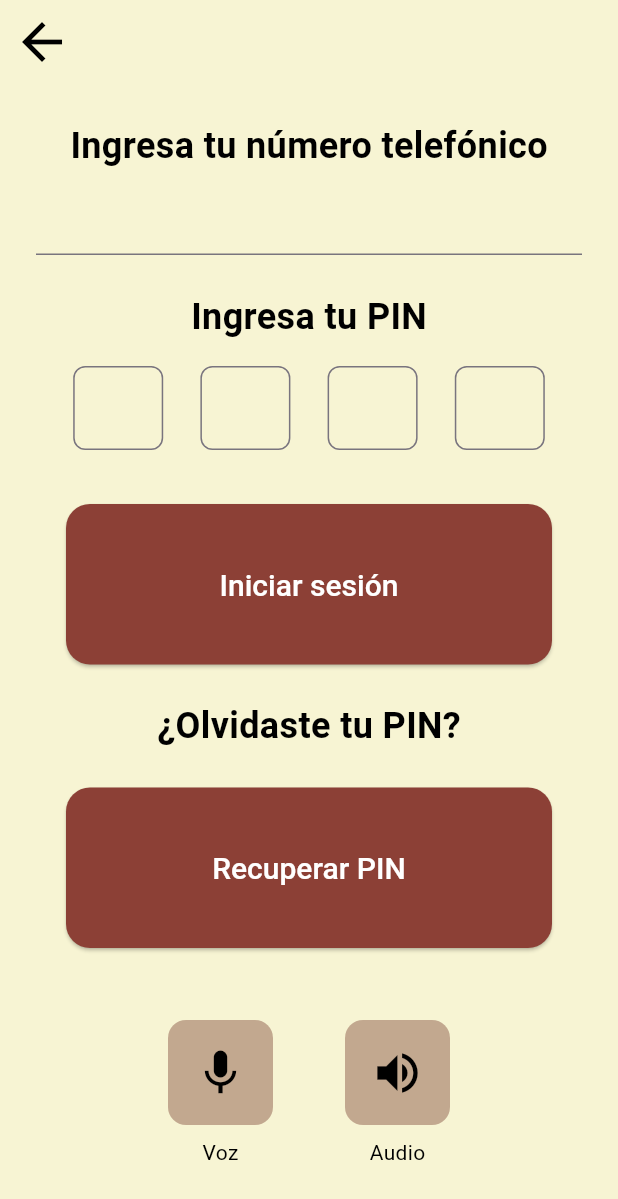
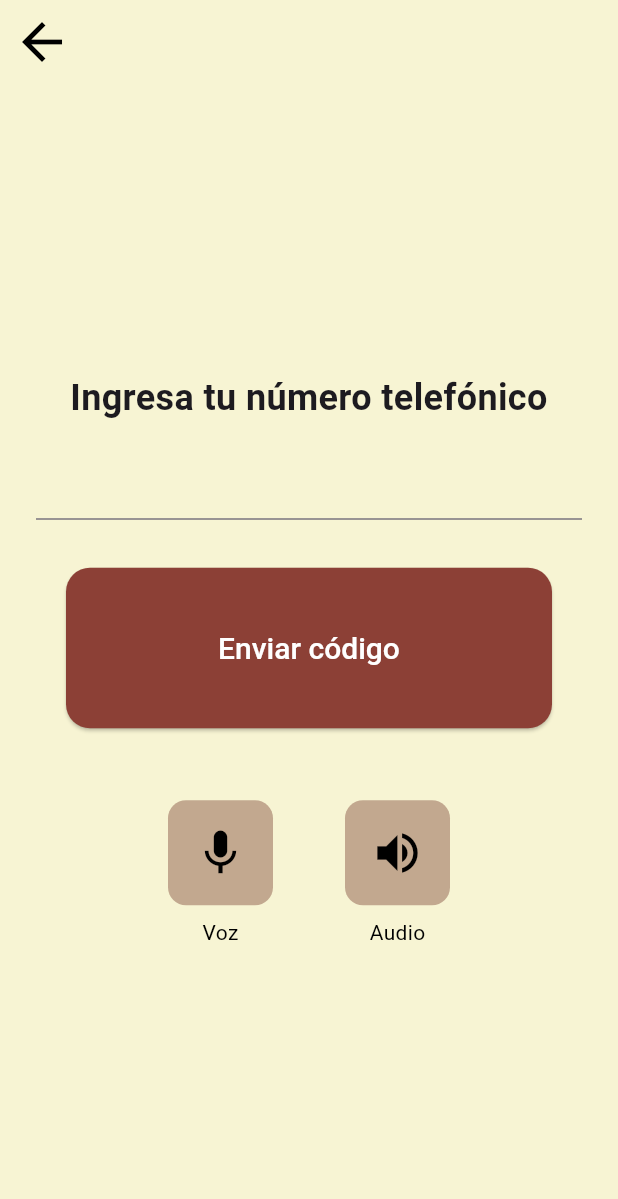
Before and after one commit to Esmeralda-RG/protectic, a Flutter app: the LoginScreen screen opened directly, after a tap on "Recuperar PIN", on a phone screen of 412 x 824 dp. Shown: the top 1199 px of the screen. Run offline on Flutter 3.47's test engine with Material 3 defaults, Android fonts, the phone set to English and light mode, and no system bars; our stand-ins replace flutter_tts, percent_indicator, permission_handler, speech_to_text; Roboto replaces fonts that are missing (Arial).

Commit message:
feat: Implement recovery PIN flow with new screens and navigation

```diff
--- a/frontend/lib/screens/login_screen.dart
+++ b/frontend/lib/screens/login_screen.dart
@@ -1,6 +1,7 @@
 import 'package:flutter/material.dart';
 import 'package:flutter/services.dart';
 import 'package:http/http.dart' as http;
+import 'package:protectic/screens/recover_pin/recover_pin_screen.dart';
 import 'dart:convert';
 
 import '../widgets/custom_home_button.dart';
@@ -191,7 +192,17 @@ class _LoginScreenState extends State<LoginScreen> {
                       ),
                     ),
                     const SizedBox(height: 24),
-                    CustomHomeButton(text: 'Recuperar PIN', onPressed: () {}),
+                    CustomHomeButton(
+                      text: 'Recuperar PIN',
+                      onPressed: () {
+                        Navigator.push(
+                          context,
+                          MaterialPageRoute(
+                            builder: (_) => const RecoverPinScreen(),
+                          ),
+                        );
+                      },
+                    ),
                     const SizedBox(height: 48),
                     const AudioVoiceControls(),
                   ],
--- /dev/null
+++ b/frontend/lib/screens/recover_pin/recover_pin_screen.dart
@@ -0,0 +1,84 @@
+import 'package:flutter/material.dart';
+import 'package:flutter/services.dart';
+import 'package:protectic/screens/recover_pin/verify_code_screen.dart';
+import 'package:protectic/widgets/audio_voice_controls.dart';
+import 'package:protectic/widgets/custom_home_button.dart';
+import 'package:protectic/widgets/section_title.dart';
+import 'package:protectic/widgets/underline_text_field.dart';
+
+class RecoverPinScreen extends StatefulWidget {
+  const RecoverPinScreen({super.key});
+
+  @override
+  State<RecoverPinScreen> createState() => _RecoverPinScreenState();
+}
+
+class _RecoverPinScreenState extends State<RecoverPinScreen> {
+  late final TextEditingController _phoneCtrl;
+
+  @override
+  void initState() {
+    super.initState();
+    _phoneCtrl = TextEditingController();
+  }
+
+  @override
+  void dispose() {
+    _phoneCtrl.dispose();
+    super.dispose();
+  }
+
+  @override
+  Widget build(BuildContext context) {
+    return Scaffold(
+      backgroundColor: const Color(0xFFF7F4D3),
+      appBar: AppBar(
+        backgroundColor: const Color(0xFFF7F4D3),
+        elevation: 0,
+        leading: IconButton(
+          icon: const Icon(Icons.arrow_back, color: Colors.black, size: 40),
+          onPressed: () => Navigator.of(context).maybePop(),
+        ),
+      ),
+      body: SafeArea(
+        child: Center(
+          child: SingleChildScrollView(
+            child: ConstrainedBox(
+              constraints: const BoxConstraints(maxWidth: 500),
+              child: Padding(
+                padding: const EdgeInsets.all(24),
+                child: Column(
+                  crossAxisAlignment: CrossAxisAlignment.center,
+                  children: [
+                    const SectionTitle('Ingresa tu número telefónico'),
+                    const SizedBox(height: 16),
+                    UnderlineTextField(
+                      controller: _phoneCtrl,
+                      keyboardType: TextInputType.number,
+                      inputFormatters: [FilteringTextInputFormatter.digitsOnly],
+                    ),
+                    const SizedBox(height: 32),
+                    CustomHomeButton(
+                      text: 'Enviar código',
+                      onPressed: () {
+                        if (_phoneCtrl.text.trim().isEmpty) return;
+                        Navigator.push(
+                          context,
+                          MaterialPageRoute(
+                            builder: (_) => const VerifyCodeScreen(),
+                          ),
+                        );
+                      },
+                    ),
+                    const SizedBox(height: 48),
+                    const AudioVoiceControls(),
+                  ],
+                ),
+              ),
+            ),
+          ),
+        ),
+      ),
+    );
+  }
+}
```
Also changed, not shown: frontend/lib/screens/recover_pin/set_new_pin_screen.dart (added, +68 -0 lines), frontend/lib/screens/recover_pin/success_dialog.dart (added, +37 -0 lines), frontend/lib/screens/recover_pin/verify_code_screen.dart (added, +88 -0 lines).
